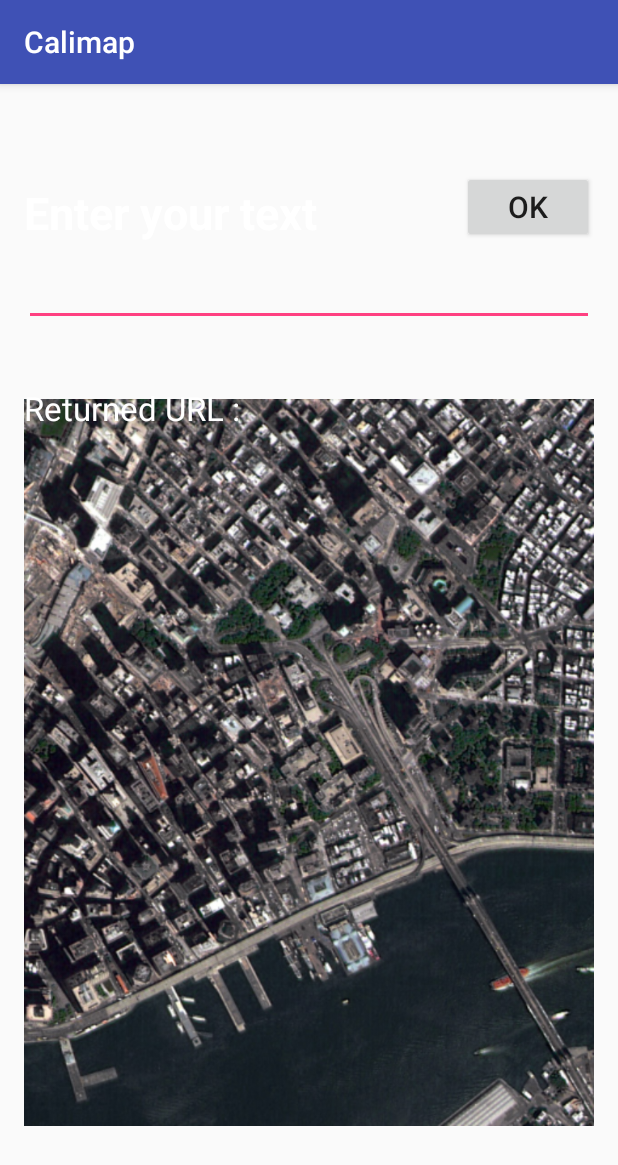
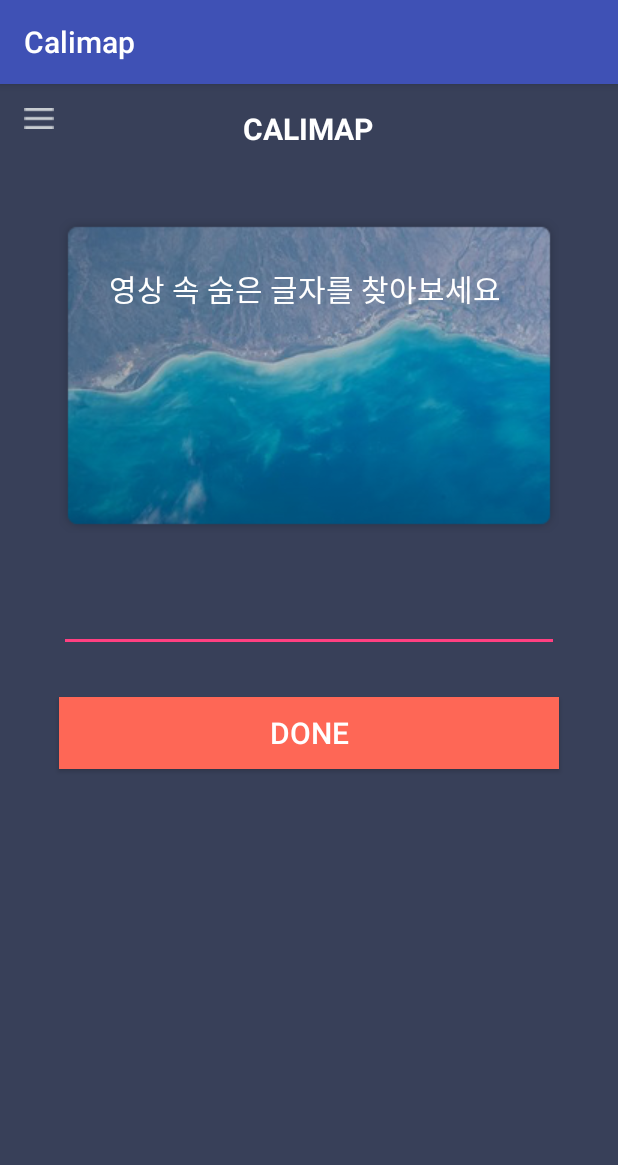
Before and after one commit to lubang/calimap, an Android app: the screen it shows after launch (MainActivity), on a phone screen of 412 x 824 dp. Shown: the top 1165 px of the screen. Run offline under Robolectric (Android 15) with nearby library versions, the phone set to English and light mode, and no system bars.

Commit message:
REST API와 연동하여 화면에 이미지 출력

```diff
--- a/Android/siphabet/app/src/main/AndroidManifest.xml
+++ b/Android/siphabet/app/src/main/AndroidManifest.xml
@@ -17,6 +17,9 @@
         </activity>
 
         <activity android:name=".MainActivity"/>
+        <activity android:name=".ResultActivity"/>
+        <activity android:name=".WelcomeActivity"/>
+
 
     </application>
 
--- a/Android/siphabet/app/src/main/java/com/example/jcyoo/siphabet/LoadingActivity.java
+++ b/Android/siphabet/app/src/main/java/com/example/jcyoo/siphabet/LoadingActivity.java
@@ -2,19 +2,27 @@ package com.example.jcyoo.siphabet;
 
 import android.app.Activity;
 import android.content.Intent;
+import android.graphics.Color;
 import android.os.Bundle;
 import android.os.Handler;
 import android.os.SystemClock;
+import android.widget.ImageView;
+import android.widget.TextView;
 
 /**
  * Created by JCYoo on 2016-07-12.
  */
 public class LoadingActivity extends Activity
 {
+
+    ImageView imgViewLoading;
+
     protected void onCreate(Bundle _savedInstanceState)
     {
         super.onCreate(_savedInstanceState);
         setContentView(R.layout.siphabet_loading);
+
+
 
         Handler hd = new Handler();
         hd.postDelayed(new splashhandler() , 3000); // 3초 후에 hd Handler 실행
--- a/Android/siphabet/app/src/main/java/com/example/jcyoo/siphabet/MainActivity.java
+++ b/Android/siphabet/app/src/main/java/com/example/jcyoo/siphabet/MainActivity.java
@@ -7,6 +7,7 @@ import android.os.Message;
 import android.support.v7.app.AppCompatActivity;
 import android.os.Bundle;
 import android.view.View;
+import android.widget.EditText;
 import android.widget.TextView;
 
 import java.io.BufferedReader;
@@ -16,10 +17,10 @@ import java.net.URL;
 
 public class MainActivity extends AppCompatActivity
 {
-    private String m_strRESTURL = "http://192.168.0.193:3000/siphabet";
+    private String m_strRESTURL = "http://calimap.party/api/v1/alphabet/text=";
     private android.util.Log Log;
 
-    TextView tvNaverHtml;
+    private EditText editUserInput;
 
     @Override
     protected void onCreate(Bundle savedInstanceState)
@@ -31,22 +32,27 @@ public class MainActivity extends AppCompatActivity
     public void onClick(View view)
     {
 
-        tvNaverHtml = (TextView)this.findViewById(R.id.textView3);
+        editUserInput = (EditText)this.findViewById(R.id.editInput);
 
         // Thread로 웹서버에 접속
         new Thread()
         {
             public void run()
             {
-                String strRestResult = getRESTData(m_strRESTURL);
+                String strRequestText = editUserInput.getText().toString();
+                String strRestResult = getRESTData(m_strRESTURL + strRequestText);
 
-                Bundle bun = new Bundle();
-                bun.putString("RESTResult", strRestResult);
-                Message msg = handler.obtainMessage();
-                msg.setData(bun);
-                handler.sendMessage(msg);
+                Intent intent = new Intent(getApplication(), ResultActivity.class);
+                intent.putExtra("REST_Return", strRestResult);
+                startActivity(intent);
             }
         }.start();
+
+    }
+
+
+    public void onClickWelcomeMenu(View view)
+    {
 
     }
 
@@ -101,16 +107,5 @@ public class MainActivity extends AppCompatActivity
         return strResult;
     }
 
-    Handler handler = new Handler()
-    {
-        public void handleMessage(Message msg)
-        {
-            Bundle bun = msg.getData();
-            String strRestResult = bun.getString("RESTResult");
-            tvNaverHtml.setText(strRestResult);
-
-            startActivity(new Intent(Intent.ACTION_VIEW, Uri.parse(strRestResult)));
-        }
-    };
 
 }
--- a/Android/siphabet/app/src/main/res/layout/activity_main.xml
+++ b/Android/siphabet/app/src/main/res/layout/activity_main.xml
@@ -3,69 +3,85 @@
     xmlns:tools="http://schemas.android.com/tools"
     android:layout_width="match_parent"
     android:layout_height="match_parent"
+    android:background="#384059"
     android:paddingBottom="@dimen/activity_vertical_margin"
     android:paddingLeft="@dimen/activity_horizontal_margin"
     android:paddingRight="@dimen/activity_horizontal_margin"
     android:paddingTop="@dimen/activity_vertical_margin"
     tools:context="com.example.jcyoo.siphabet.MainActivity">
 
-    <ImageView
-        android:layout_width="wrap_content"
-        android:layout_height="wrap_content"
-        android:id="@+id/imageView3"
-        android:src="@drawable/bg"
-        android:layout_alignParentLeft="true"
-        android:layout_alignParentStart="true"
-        android:layout_alignParentBottom="true" />
 
     <TextView
         android:layout_width="wrap_content"
         android:layout_height="wrap_content"
         android:textAppearance="?android:attr/textAppearanceLarge"
-        android:text="Enter your text"
-        android:id="@+id/textView"
+        android:text="CALIMAP"
+        android:id="@+id/textViewCalimap"
         android:textColor="#FFFFFF"
         android:textStyle="bold"
-        android:textSize="30dp"
-        android:layout_marginTop="49dp"
+        android:textSize="20dp"
         android:layout_alignParentTop="true"
-        android:layout_alignParentLeft="true"
-        android:layout_alignParentStart="true" />
+        android:layout_centerHorizontal="true" />
+
+    <ImageView
+        android:layout_width="wrap_content"
+        android:layout_height="wrap_content"
+        android:id="@+id/imageView2"
+        android:src="@drawable/today_word"
+        android:layout_below="@+id/textViewCalimap"
+        android:layout_centerHorizontal="true"
+        android:layout_marginTop="46dp" />
 
     <EditText
         android:layout_width="wrap_content"
         android:layout_height="wrap_content"
-        android:id="@+id/editText"
+        android:id="@+id/editInput"
         android:textColor="#FFFFFF"
-        android:textSize="25dp"
-        android:layout_below="@+id/textView"
-        android:layout_alignParentLeft="true"
-        android:layout_alignParentStart="true"
-        android:layout_alignParentRight="true"
-        android:layout_alignParentEnd="true" />
+        android:textSize="20dp"
+        android:layout_below="@+id/imageView2"
+        android:layout_alignLeft="@+id/imageView2"
+        android:layout_alignStart="@+id/imageView2"
+        android:layout_marginTop="31dp"
+        android:layout_alignRight="@+id/imageView2"
+        android:layout_alignEnd="@+id/imageView2" />
 
     <Button
         android:layout_width="wrap_content"
         android:layout_height="wrap_content"
-        android:text="OK"
+        android:text="DONE"
+        android:id="@+id/btnRequest"
+        android:layout_below="@+id/editInput"
+        android:layout_marginTop="30dp"
+        android:textColor="#FFFFFF"
         android:textSize="20dp"
-        android:id="@+id/button"
         android:onClick="onClick"
-        android:layout_above="@+id/editText"
-        android:layout_alignParentRight="true"
-        android:layout_alignParentEnd="true" />
+        android:background="#FE6756"
+        android:layout_alignRight="@+id/editInput"
+        android:layout_alignEnd="@+id/editInput"
+        android:layout_alignLeft="@+id/editInput"
+        android:layout_alignStart="@+id/editInput" />
+
+    <ImageView
+        android:layout_width="wrap_content"
+        android:layout_height="wrap_content"
+        android:id="@+id/imgViewWelcomeMenu"
+        android:src="@drawable/welcome_menu2"
+        android:onClick="onClickWelcomeMenu"
+        android:layout_alignParentTop="true"
+        android:layout_alignParentLeft="true"
+        android:layout_alignParentStart="true" />
 
     <TextView
         android:layout_width="wrap_content"
         android:layout_height="wrap_content"
         android:textAppearance="?android:attr/textAppearanceLarge"
-        android:text="Returned URL :"
-        android:id="@+id/textView3"
+        android:text="영상 속 숨은 글자를 찾아보세요 "
         android:textColor="#FFFFFF"
-        android:layout_below="@+id/editText"
-        android:layout_alignParentLeft="true"
-        android:layout_alignParentStart="true"
-        android:layout_marginTop="40dp" />
+        android:textSize="20dp"
+        android:id="@+id/textView"
+        android:layout_marginTop="32dp"
+        android:layout_alignTop="@+id/imageView2"
+        android:layout_centerHorizontal="true" />
 
 
 </RelativeLayout>
```
Also changed, not shown: Android/siphabet/app/src/main/java/com/example/jcyoo/siphabet/ResultActivity.java (added, +125 -0 lines), Android/siphabet/app/src/main/java/com/example/jcyoo/siphabet/WelcomeActivity.java (added, +16 -0 lines), Android/siphabet/app/src/main/res/layout/result_page.xml (added, +29 -0 lines), Android/siphabet/app/src/main/res/layout/siphabet_loading.xml (+4 -25 lines), Android/siphabet/app/src/main/res/layout/welcome_page.xml (added, +7 -0 lines), Android/siphabet/app/src/main/res/drawable/artboard.png (added), Android/siphabet/app/src/main/res/drawable/loading_image.png, Android/siphabet/app/src/main/res/drawable/main.png (added), Android/siphabet/app/src/main/res/drawable/today_word.png (added), Android/siphabet/app/src/main/res/drawable/welcome_2.png (added), Android/siphabet/app/src/main/res/drawable/welcome_menu.png (added), Android/siphabet/app/src/main/res/drawable/welcome_menu2.png (added), 2 other files.
